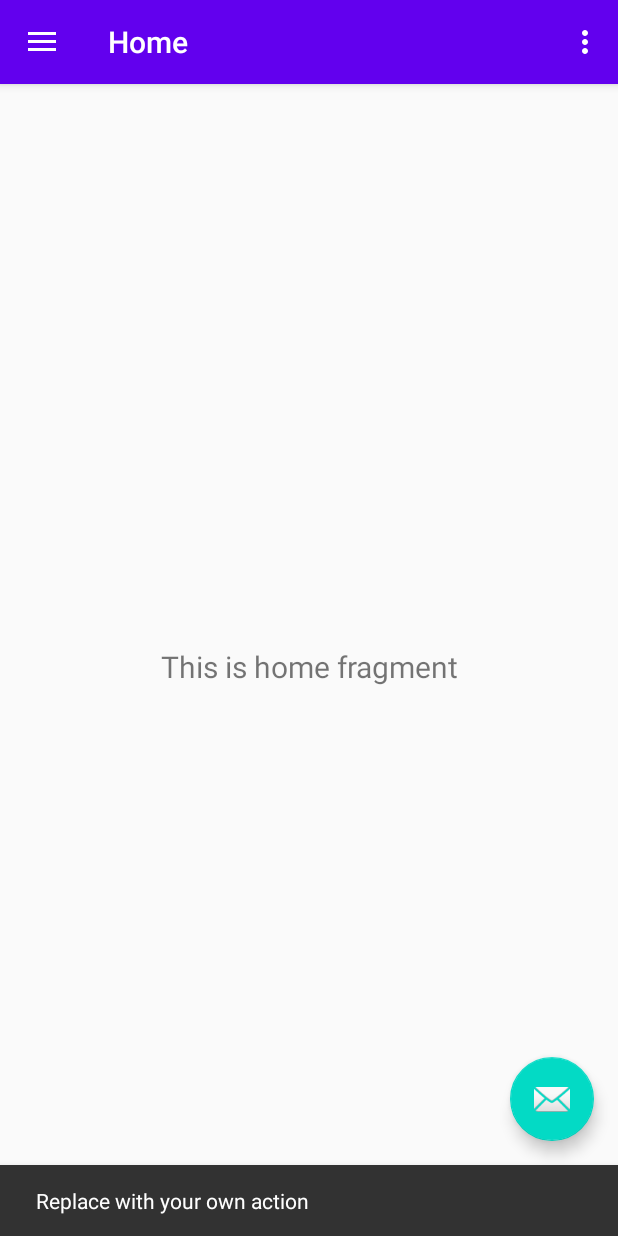
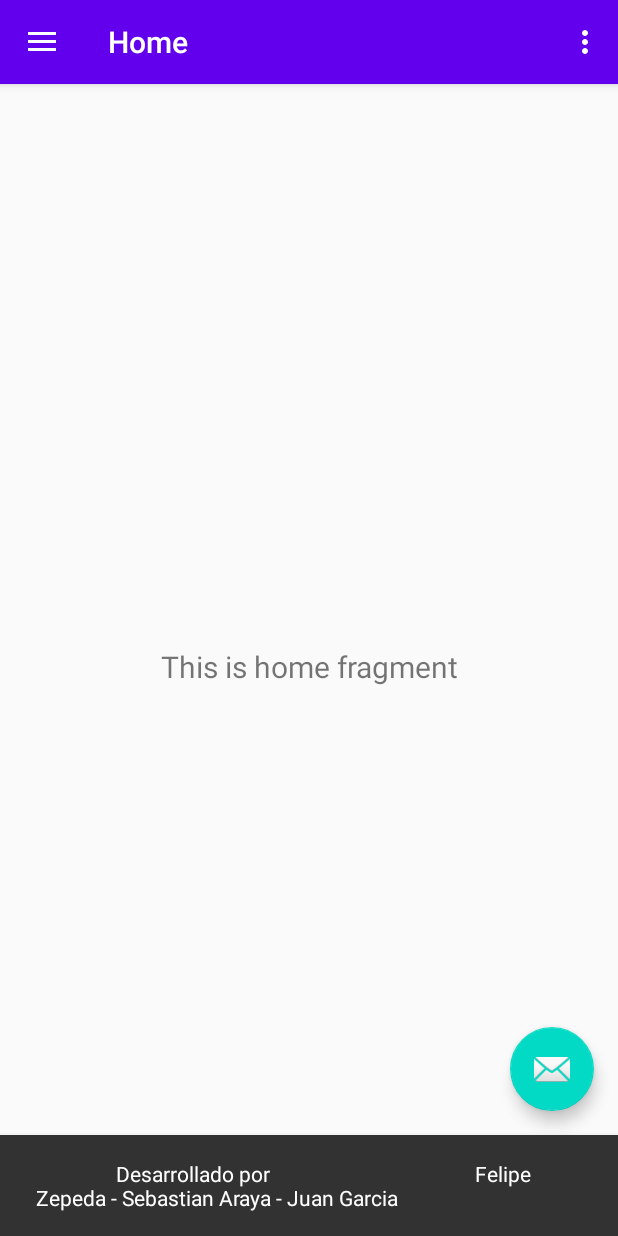
Before and after one commit to FoorKeM/Wappet, an Android app: the screen it shows after launch (MainActivity), after a tap on an icon or button, on a phone screen of 412 x 824 dp. Run offline under Robolectric (Android 15) with nearby library versions, the phone set to English and light mode, and no system bars; our stand-ins replace navigation-ui.

Commit message:
iconos de navegador
se cambiaron los iconos del navegador y se agrego los nombres de los desarrolladores

```diff
--- a/app/src/main/java/com/asignatura/wappet/MainActivity.java
+++ b/app/src/main/java/com/asignatura/wappet/MainActivity.java
@@ -33,7 +33,7 @@ public class MainActivity extends AppCompatActivity {
         fab.setOnClickListener(new View.OnClickListener() {
             @Override
             public void onClick(View view) {
-                Snackbar.make(view, "Replace with your own action", Snackbar.LENGTH_LONG)
+                Snackbar.make(view, "                Desarrollado por                                         Felipe Zepeda - Sebastian Araya - Juan Garcia", Snackbar.LENGTH_LONG)
                         .setAction("Action", null).show();
             }
         });
--- a/app/src/main/res/menu/activity_main_drawer.xml
+++ b/app/src/main/res/menu/activity_main_drawer.xml
@@ -6,31 +6,28 @@
     <group android:checkableBehavior="single">
         <item
             android:id="@+id/nav_home"
-            android:icon="@drawable/ic_menu_camera"
+            android:icon="@drawable/house"
             android:title="@string/menu_home" />
-        <item
-            android:id="@+id/veterinarias"
-            android:icon="@drawable/ic_menu_gallery"
-            android:title="Veterinarias" />
+
         <item
             android:id="@+id/mascotaextraviada"
-            android:icon="@drawable/ic_menu_slideshow"
+            android:icon="@drawable/search"
             android:title="Mascota Extraviada" />
         <item
             android:id="@+id/adoptar2"
-            android:icon="@drawable/ic_menu_slideshow"
+            android:icon="@drawable/veterinarian"
             android:title="Adoptar Mascota" />
         <item
             android:id="@+id/registrar2"
-            android:icon="@drawable/ic_menu_slideshow"
+            android:icon="@drawable/tabla"
             android:title="Registrar Mascota" />
         <item
             android:id="@+id/editar"
-            android:icon="@drawable/ic_menu_slideshow"
-            android:title="Editar Publicacion" />
+            android:icon="@drawable/basura"
+            android:title="Eliminar Publicacion" />
         <item
             android:id="@+id/mapsFragment"
-            android:icon="@drawable/ic_menu_slideshow"
+            android:icon="@drawable/ubicacion"
             android:title="Mapa Veterinarias" />
     </group>
 </menu>
```
Also changed, not shown: app/src/main/res/drawable/basura.png (added), app/src/main/res/drawable/house.png (added), app/src/main/res/drawable/search.png (added), app/src/main/res/drawable/tabla.png (added), app/src/main/res/drawable/ubicacion.png (added), app/src/main/res/drawable/veterinarian.png (added).
